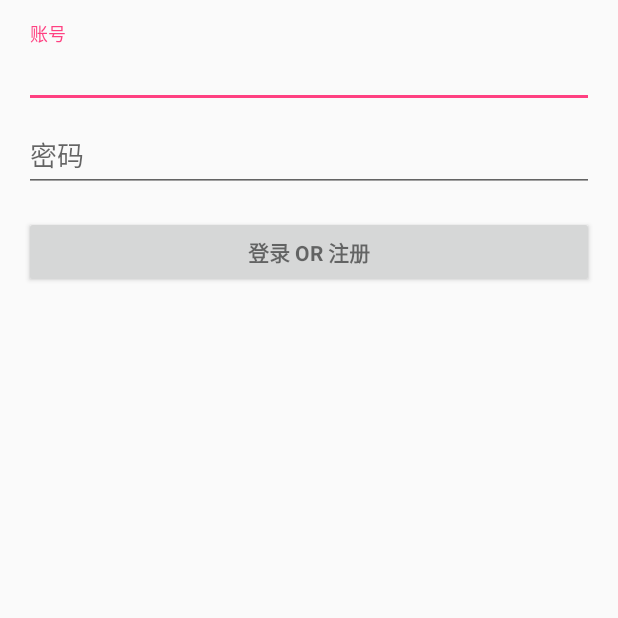
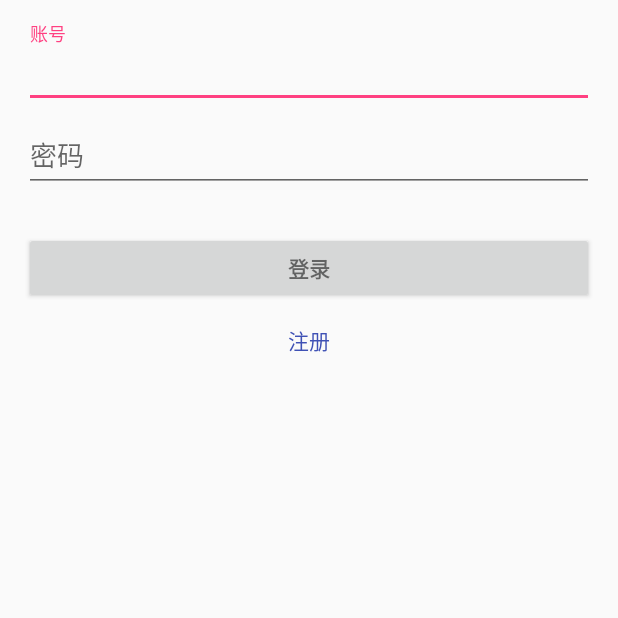
Before and after one commit to ss-yang/Blog, an Android app: the LoginActivity screen opened directly, with no data from a screen before it, on a phone screen of 412 x 824 dp, the top half of it. Run offline under Robolectric (Android 15) with nearby library versions, the phone set to English and light mode, and no system bars; network calls fail.

Commit message:
实现注册功能

```diff
--- a/app/src/main/java/com/answer/blog/BlogConst.java
+++ b/app/src/main/java/com/answer/blog/BlogConst.java
@@ -8,6 +8,7 @@ public class BlogConst {
     public static String ROOT_URL = "http://192.168.1.104:8080";
     public static String url_home = ROOT_URL+"/Blog/api/article_list.php";
     public static String url_login = ROOT_URL+"/Blog/api/login.php";
+    public static String url_register = ROOT_URL+"/Blog/api/register.php";
     public static String url_my_article = ROOT_URL+"/Blog/api/myarticle_list.php";
     public static String url_new_article = ROOT_URL+"/Blog/api/add_article.php";
 }
--- a/app/src/main/java/com/answer/blog/util/httpUtil/HttpPostUtil.java
+++ b/app/src/main/java/com/answer/blog/util/httpUtil/HttpPostUtil.java
@@ -38,7 +38,6 @@ public class HttpPostUtil {
                         }catch (JSONException e){
                             Log.d("TAG",e.getMessage());
                         }
-
                     }
                 }, new Response.ErrorListener() {
             @Override
@@ -66,7 +65,7 @@ public class HttpPostUtil {
                 for (String s : response.headers.keySet()) {
                     if (s.contains("Set-Cookie")) {
                         String mCookie = response.headers.get(s);
-                        Log.d("TAG",mCookie);
+                        Log.d("TAG","loginPost parseNetworkResponse: "+mCookie);
                         MainActivity.user.setCookieId(mCookie);
                         break;
                     }
--- a/app/src/main/res/layout/activity_login.xml
+++ b/app/src/main/res/layout/activity_login.xml
@@ -61,6 +61,24 @@
                     android:maxLines="1"
                     android:singleLine="true" />
 
+
+            </android.support.design.widget.TextInputLayout>
+
+            <android.support.design.widget.TextInputLayout
+                android:layout_width="match_parent"
+                android:layout_height="wrap_content">
+
+                <EditText
+                    android:id="@+id/password2"
+                    android:layout_width="match_parent"
+                    android:layout_height="wrap_content"
+                    android:hint="@string/prompt_password"
+                    android:imeActionId="@+id/login"
+                    android:imeActionLabel="@string/action_sign_in_short"
+                    android:imeOptions="actionUnspecified"
+                    android:inputType="textPassword"
+                    android:maxLines="1"
+                    android:singleLine="true" />
             </android.support.design.widget.TextInputLayout>
 
             <Button
@@ -72,6 +90,17 @@
                 android:text="@string/action_sign_in"
                 android:textStyle="bold" />
 
+            <Button
+                android:id="@+id/btn_sign_up"
+                style="@style/Widget.AppCompat.Button.Borderless"
+                android:layout_width="match_parent"
+                android:layout_height="wrap_content"
+                android:text="@string/action_sign_up"
+                android:textColor="@color/colorPrimary" />
+
         </LinearLayout>
+
+
     </ScrollView>
+
 </LinearLayout>
--- a/app/src/main/res/values/strings.xml
+++ b/app/src/main/res/values/strings.xml
@@ -17,11 +17,15 @@
     <!--login-->
     <string name="prompt_userId">账号</string>
     <string name="prompt_password">密码</string>
-    <string name="action_sign_in">登录 or 注册</string>
+    <string name="action_sign_in">登录</string>
+    <string name="action_sign_up">注册</string>
     <string name="action_sign_in_short">Sign in</string>
     <string name="error_invalid_password">密码太简单了！</string>
     <string name="error_incorrect_password">密码不正确！</string>
-    <string name="error_field_required">账号不能为空！</string>
+    <string name="error_inconformity_password">密码不一致！</string>
+    <string name="error_password_required">密码不能为空！</string>
+    <string name="error_userId_required">账号不能为空！</string>
+
 
 
 
```
Also changed, not shown: app/src/main/java/com/answer/blog/view/LoginActivity.java (+93 -26 lines).
